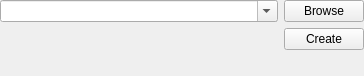
First picture: the form in src/gui/masterkey/KeyFileEditWidget.ui, repository lhark/keepassxc, before the edit.
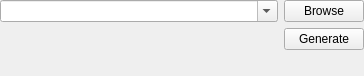
Second picture: the form after the edit.

```diff
--- a/src/gui/masterkey/KeyFileEditWidget.ui
+++ b/src/gui/masterkey/KeyFileEditWidget.ui
@@ -46,7 +46,7 @@
    <item row="1" column="1">
     <widget class="QPushButton" name="createKeyFileButton">
      <property name="text">
-      <string>Create</string>
+      <string>Generate</string>
      </property>
     </widget>
    </item>
```
